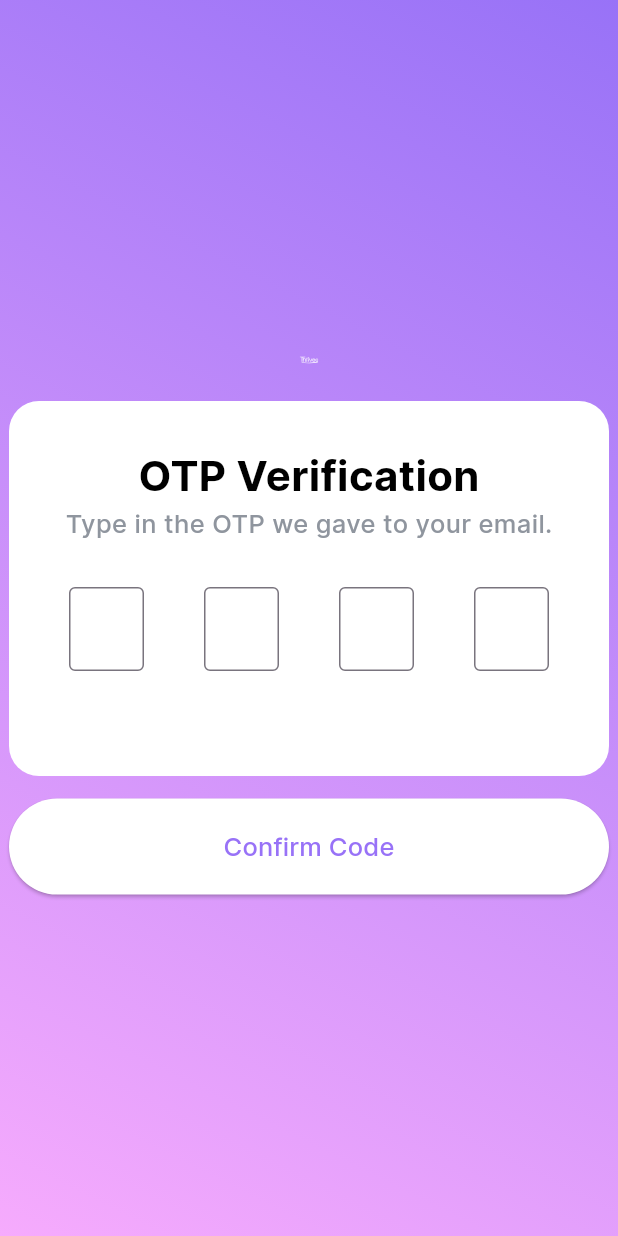
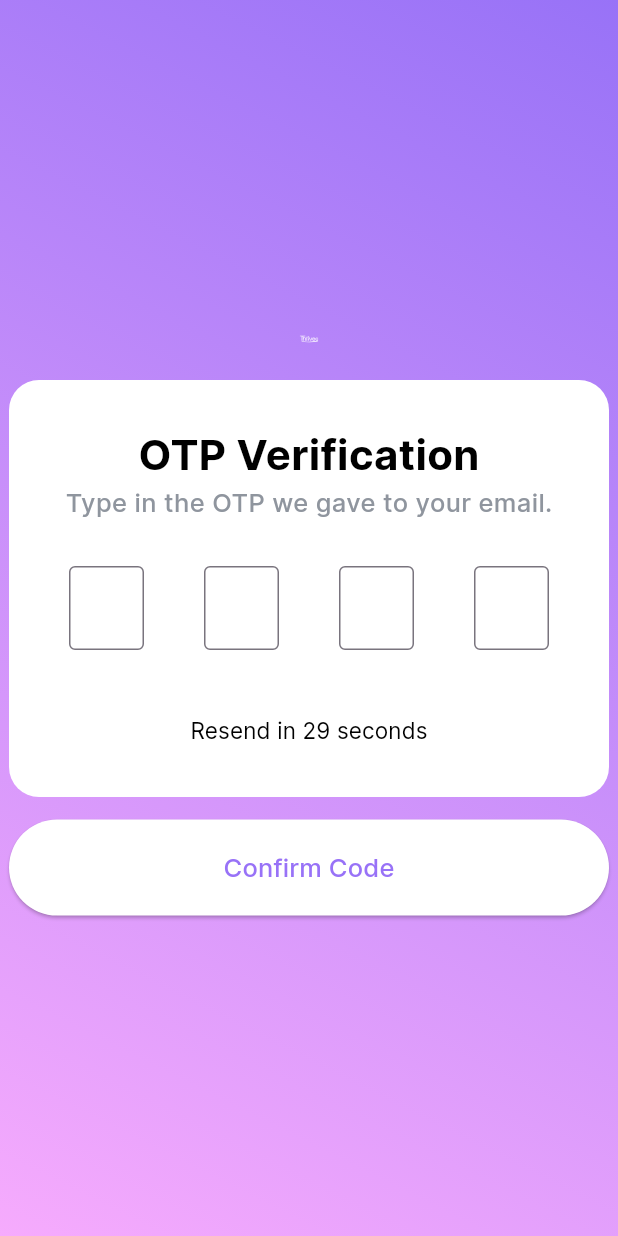
Before and after one commit to dekamahesvara/PAS-Mobile-XI-2, a Flutter app: the OtpPageView screen opened by its route, on a phone screen of 412 x 824 dp. Run offline on Flutter 3.47's test engine with Material 2 defaults, Android fonts, the phone set to English and light mode, and no system bars; our stand-ins replace animated_splash_screen, email_validator, flutter_rating_bar, flutter_svg, get, page_transition and 1 more; accounts and stored records are empty.

Commit message:
feat: [DK] adding resend otp button

```diff
--- a/lib/app/pages/cart_page/cart_page_view.dart
+++ b/lib/app/pages/cart_page/cart_page_view.dart
@@ -3,7 +3,6 @@ import 'package:pas_mobile_xi_2/app/data/cart_data.dart';
 import 'package:pas_mobile_xi_2/app/pages/cart_page/widget/cart_item_container.dart';
 import 'package:pas_mobile_xi_2/common/theme/color_theme.dart';
 import 'package:pas_mobile_xi_2/common/theme/text_theme.dart';
-import 'package:get/get.dart';
 
 class CartPageView extends StatelessWidget {
   const CartPageView({Key? key}) : super(key: key);
--- a/lib/app/pages/home_page/widget/build_product_card.dart
+++ b/lib/app/pages/home_page/widget/build_product_card.dart
@@ -13,7 +13,11 @@ class BuildProductCardHome extends StatelessWidget {
   Widget build(BuildContext context) {
     return Obx(() {
       return homePageController.responseModel.value.products.isEmpty
-          ? const Center(child: CircularProgressIndicator())
+          ? const Center(
+              child: Padding(
+              padding: EdgeInsets.all(10),
+              child: CircularProgressIndicator(),
+            ))
           : Padding(
               padding: const EdgeInsets.all(10),
               child: GridView.builder(
--- a/lib/app/pages/otp_page/otp_controller.dart
+++ b/lib/app/pages/otp_page/otp_controller.dart
@@ -1,3 +1,4 @@
+import 'dart:async';
 import 'package:get/get.dart';
 import 'package:flutter/material.dart';
 
@@ -6,4 +7,29 @@ class OtpPageController extends GetxController {
   final TextEditingController otpController2 = TextEditingController();
   final TextEditingController otpController3 = TextEditingController();
   final TextEditingController otpController4 = TextEditingController();
+
+  late Timer timer;
+  RxInt secondsRemaining = 30.obs;
+  RxBool enableResend = false.obs;
+
+  @override
+  void onInit() {
+    super.onInit();
+    startTimer();
+  }
+
+  void startTimer() {
+    timer = Timer.periodic(const Duration(seconds: 1), (timer) {
+      if (secondsRemaining.value > 1) {
+        secondsRemaining--;
+      } else {
+        enableResend.value = true;
+      }
+    });
+  }
+
+  void restartTimer() {
+    secondsRemaining.value = 30;
+    startTimer();
+  }
 }
--- a/lib/app/pages/otp_page/otp_view.dart
+++ b/lib/app/pages/otp_page/otp_view.dart
@@ -1,17 +1,16 @@
-import 'package:flutter/material.dart';
+import 'package:pas_mobile_xi_2/app/pages/sign_up_page/sign_up_controller.dart';
 import 'package:pas_mobile_xi_2/app/pages/otp_page/otp_controller.dart';
 import 'package:pas_mobile_xi_2/app/pages/otp_page/widget/icon_app.dart';
 import 'package:pas_mobile_xi_2/app/pages/otp_page/widget/text_field.dart';
 import 'package:pas_mobile_xi_2/app/pages/otp_page/widget/text_title.dart';
-import 'package:pas_mobile_xi_2/app/pages/sign_up_page/sign_up_controller.dart';
 import 'package:pas_mobile_xi_2/common/theme/color_theme.dart';
 import 'package:pas_mobile_xi_2/common/theme/text_theme.dart';
+import 'package:flutter/material.dart';
 import 'package:get/get.dart';
 
 class OtpPageView extends GetView<OtpPageController> {
   OtpPageView({super.key});
   final formKey = GlobalKey<FormState>();
-
   final SignUpPageController signUpPageController =
       Get.put(SignUpPageController());
 
@@ -45,7 +44,7 @@ class OtpPageView extends GetView<OtpPageController> {
                   const SizedBox(
                     height: 15,
                   ),
-                  whiteContainer(),
+                  whiteContainer(context),
                   const SizedBox(
                     height: 15,
                   ),
@@ -59,7 +58,7 @@ class OtpPageView extends GetView<OtpPageController> {
     );
   }
 
-  Container whiteContainer() {
+  Container whiteContainer(BuildContext context) {
     return Container(
       padding: const EdgeInsets.all(20),
       constraints: const BoxConstraints(maxWidth: 400),
@@ -93,9 +92,42 @@ class OtpPageView extends GetView<OtpPageController> {
               ),
             ],
           ),
-          const SizedBox(
-            height: 50,
-          ),
+          const SizedBox(height: 30),
+          Row(
+            mainAxisAlignment: MainAxisAlignment.center,
+            children: [
+              Obx(() => controller.enableResend.value
+                  ? Row(
+                      children: [
+                        Text(
+                          'Didn\'t receive the code? ',
+                          style: textGray400,
+                        ),
+                        TextButton(
+                          onPressed: () {
+                            signUpPageController.otpSend(
+                              context,
+                              signUpPageController.email.value,
+                            );
+                            controller.restartTimer();
+                            controller.enableResend.value = false;
+                          },
+                          child: Text(
+                            'Resend',
+                            style: textBlack400,
+                          ),
+                        ),
+                      ],
+                    )
+                  : TextButton(
+                      onPressed: null,
+                      child: Text(
+                        'Resend in ${controller.secondsRemaining} seconds',
+                        style: textBlack400,
+                      ),
+                    )),
+            ],
+          )
         ],
       ),
     );
```
Also changed, not shown: lib/app/pages/sign_in_page/sign_in_controller.dart (+6 -6 lines), lib/app/pages/sign_up_page/sign_up_controller.dart (+35 -31 lines), lib/app/pages/sign_up_page/sign_up_view.dart (+17 -9 lines).
